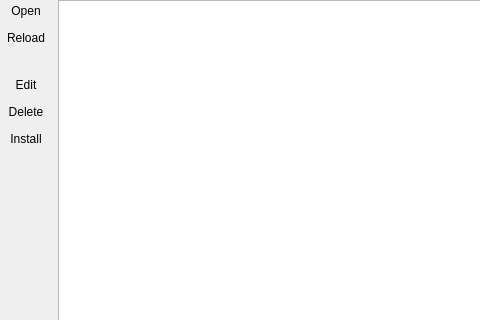
Old version of the form src/OplPcTools/UI/GameCollectionWidget.ui in the repository brainstream/OPL-PC-Tools; both pictures show x 0 to 480 and y 0 to 320 of the 944 by 629 pixel window.
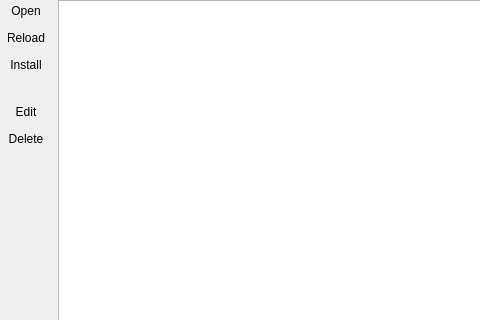
New version of the form. Icons and pictures are not drawn.

Commit message: Game list appearance has been improved

```diff
--- a/src/OplPcTools/UI/GameCollectionWidget.ui
+++ b/src/OplPcTools/UI/GameCollectionWidget.ui
@@ -110,6 +110,36 @@
         </property>
        </widget>
       </item>
+      <item>
+       <widget class="QToolButton" name="btn_install">
+        <property name="sizePolicy">
+         <sizepolicy hsizetype="Expanding" vsizetype="Preferred">
+          <horstretch>0</horstretch>
+          <verstretch>0</verstretch>
+         </sizepolicy>
+        </property>
+        <property name="text">
+         <string>Install</string>
+        </property>
+        <property name="icon">
+         <iconset theme="list-add">
+          <normalon>:/icons/list-add</normalon>
+         </iconset>
+        </property>
+        <property name="iconSize">
+         <size>
+          <width>32</width>
+          <height>32</height>
+         </size>
+        </property>
+        <property name="toolButtonStyle">
+         <enum>Qt::ToolButtonTextUnderIcon</enum>
+        </property>
+        <property name="autoRaise">
+         <bool>true</bool>
+        </property>
+       </widget>
+      </item>
       <item>
        <spacer name="spacer_3">
         <property name="orientation">
@@ -186,36 +216,6 @@
         </property>
        </widget>
       </item>
-      <item>
-       <widget class="QToolButton" name="btn_install">
-        <property name="sizePolicy">
-         <sizepolicy hsizetype="Expanding" vsizetype="Preferred">
-          <horstretch>0</horstretch>
-          <verstretch>0</verstretch>
-         </sizepolicy>
-        </property>
-        <property name="text">
-         <string>Install</string>
-        </property>
-        <property name="icon">
-         <iconset theme="list-add">
-          <normalon>:/icons/list-add</normalon>
-         </iconset>
-        </property>
-        <property name="iconSize">
-         <size>
-          <width>32</width>
-          <height>32</height>
-         </size>
-        </property>
-        <property name="toolButtonStyle">
-         <enum>Qt::ToolButtonTextUnderIcon</enum>
-        </property>
-        <property name="autoRaise">
-         <bool>true</bool>
-        </property>
-       </widget>
-      </item>
       <item>
        <spacer name="spacer_2">
         <property name="orientation">
```
The commit also changes 1 other file.
